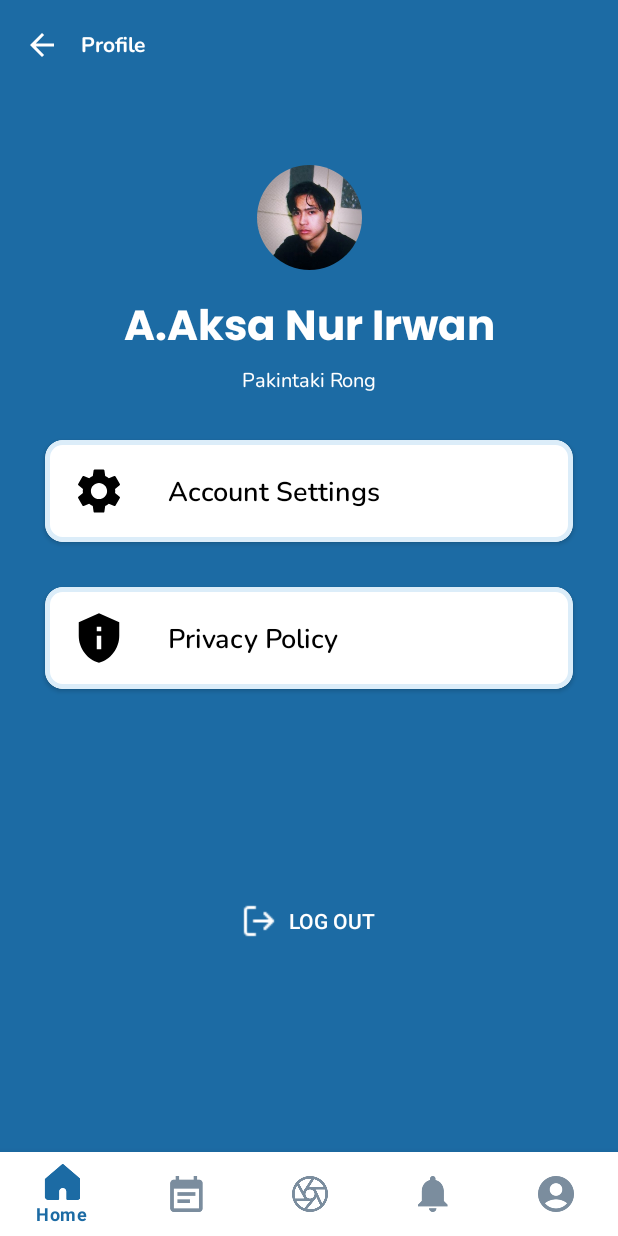
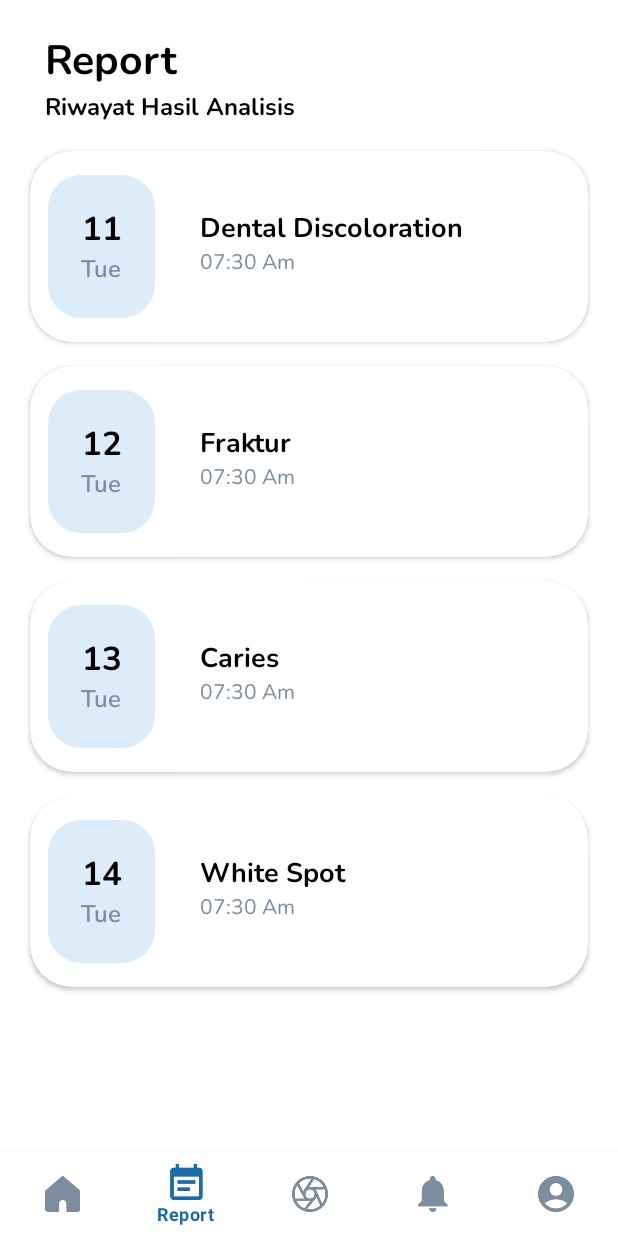
Before and after one commit to HaiDentist/MobileDevelopment, an Android app: the fragment ProfileFragment placed in its activity, item 2 of the bottom bar chosen, on a phone screen of 412 x 824 dp. Run offline under Robolectric (Android 15) with nearby library versions, the phone set to English and light mode, and no system bars.

Commit message:
Menambahkan Menu Report ( Riwayat Hasil Analisis)

```diff
--- a/app/src/main/java/com/dicoding/picodiploma/haidentist/MainActivity.kt
+++ b/app/src/main/java/com/dicoding/picodiploma/haidentist/MainActivity.kt
@@ -7,6 +7,7 @@ import com.dicoding.picodiploma.haidentist.databinding.ActivityMainBinding
 import com.dicoding.picodiploma.haidentist.ui.camera.upload.UploadFragment
 import com.dicoding.picodiploma.haidentist.ui.home.HomeFragment
 import com.dicoding.picodiploma.haidentist.ui.profile.ProfileFragment
+import com.dicoding.picodiploma.haidentist.ui.report.ReportFragment
 import com.google.android.material.bottomnavigation.BottomNavigationView
 import com.google.android.material.navigation.NavigationBarView
 
@@ -34,6 +35,9 @@ class MainActivity : AppCompatActivity() {
                         loadFragment(UploadFragment())
 
                     }
+                    R.id.messageFragment -> {
+                        loadFragment(ReportFragment())
+                    }
                 }
         }
 
@@ -53,6 +57,10 @@ class MainActivity : AppCompatActivity() {
                     loadFragment(ProfileFragment())
                     return@setOnItemSelectedListener true
                 }
+                R.id.messageFragment -> {
+                    loadFragment(ReportFragment())
+                    return@setOnItemSelectedListener true
+                }
                 else -> {
                     false
                 }
--- /dev/null
+++ b/app/src/main/java/com/dicoding/picodiploma/haidentist/ui/report/ReportAdapter.kt
@@ -0,0 +1,59 @@
+package com.dicoding.picodiploma.haidentist.ui.report
+
+import android.view.LayoutInflater
+import android.view.View
+import android.view.ViewGroup
+import android.widget.TextView
+import androidx.recyclerview.widget.RecyclerView
+import com.dicoding.picodiploma.haidentist.R
+
+class ReportAdapter: RecyclerView.Adapter<ReportAdapter.ViewHolder>() {
+
+
+    private val tanggal = arrayOf(
+        11,
+        12,
+        13,
+        14
+    )
+
+    private val judul = arrayOf(
+        "Dental Discoloration",
+        "Fraktur",
+        "Caries",
+        "White Spot"
+    )
+
+    inner class ViewHolder(view: View) : RecyclerView.ViewHolder(view) {
+            val tanggal:TextView = view.findViewById(R.id.tanggal_report)
+            val judul:TextView = view.findViewById(R.id.title_report)
+            val hari:TextView = view.findViewById(R.id.hari_report)
+            val time:TextView = view.findViewById(R.id.waktu_report)
+    }
+
+    override fun onCreateViewHolder(parent: ViewGroup, viewType: Int) :ReportAdapter.ViewHolder =  ViewHolder(
+        LayoutInflater.from(parent.context).inflate(R.layout.item_row_report, parent, false)
+    )
+
+    override fun onBindViewHolder(holder: ReportAdapter.ViewHolder, position: Int) {
+       holder.tanggal.text = tanggal[position].toString()
+        holder.judul.text = judul[position]
+    }
+
+    override fun getItemCount(): Int = tanggal.size
+}
+//
+//inner class ViewHolder(view: View) : RecyclerView.ViewHolder(view) {
+//    val hourItem: TextView = view.findViewById(R.id.hour)
+//}
+//
+//override fun onCreateViewHolder(parent: ViewGroup, viewType: Int): HourAdapter.ViewHolder =
+//    ViewHolder(
+//        LayoutInflater.from(parent.context).inflate(R.layout.item_row_hour, parent, false)
+//    )
+//
+//override fun onBindViewHolder(holder: HourAdapter.ViewHolder, position: Int) {
+//    holder.hourItem.text = jam[position]
+//}
+//
+//override fun getItemCount(): Int = jam.size
--- /dev/null
+++ b/app/src/main/java/com/dicoding/picodiploma/haidentist/ui/report/ReportFragment.kt
@@ -0,0 +1,49 @@
+package com.dicoding.picodiploma.haidentist.ui.report
+
+import android.os.Bundle
+import androidx.fragment.app.Fragment
+import android.view.LayoutInflater
+import android.view.View
+import android.view.ViewGroup
+import androidx.recyclerview.widget.LinearLayoutManager
+import androidx.recyclerview.widget.RecyclerView
+import com.dicoding.picodiploma.haidentist.R
+import com.dicoding.picodiploma.haidentist.ui.home.HomeAdapter
+
+
+class ReportFragment : Fragment() {
+
+    private var layoutManager: RecyclerView.LayoutManager? = null
+    private var adapter: RecyclerView.Adapter<ReportAdapter.ViewHolder>? = null
+
+
+    override fun onCreate(savedInstanceState: Bundle?) {
+        super.onCreate(savedInstanceState)
+
+
+
+    }
+
+    override fun onCreateView(
+        inflater: LayoutInflater, container: ViewGroup?,
+        savedInstanceState: Bundle?
+    ): View? {
+
+        // Inflate the layout for this fragment
+        return inflater.inflate(R.layout.fragment_report, container, false)
+
+
+    }
+
+
+
+    override fun onActivityCreated(savedInstanceState: Bundle?) {
+        super.onActivityCreated(savedInstanceState)
+        view?.findViewById<RecyclerView>(R.id.rv_report)?.apply {
+            this.layoutManager = LinearLayoutManager(activity, RecyclerView.VERTICAL,false)
+            LinearLayoutManager.VERTICAL
+            adapter = ReportAdapter()
+        }
+    }
+
+}
--- a/app/src/main/res/layout/activity_gallery.xml
+++ b/app/src/main/res/layout/activity_gallery.xml
@@ -171,11 +171,12 @@
 
                 <ImageView
                     android:id="@+id/gambar_upload"
-                    android:layout_width="300dp"
+                    android:layout_width="match_parent"
                     android:layout_height="200dp"
                     android:src="@drawable/ic_baseline_insert_photo_24"
                     app:layout_constraintTop_toBottomOf="@+id/landing"
                     app:layout_constraintEnd_toEndOf="parent"
+                    android:scaleType="centerCrop"
                     app:layout_constraintStart_toStartOf="parent"
                     app:layout_constraintBottom_toBottomOf="parent">
                 </ImageView>
@@ -208,7 +209,7 @@
             android:layout_height="wrap_content"
             android:layout_margin="8dp"
             android:layout_weight="1"
-            android:text="@string/insert" />
+            android:text="@string/re_insert" />
 
         <Button
             android:id="@+id/check"
--- a/app/src/main/res/layout/fragment_home.xml
+++ b/app/src/main/res/layout/fragment_home.xml
@@ -14,6 +14,8 @@
         android:layout_marginEnd="164dp"
         android:fontFamily="@font/nunito_semibold"
         android:text="Hello"
+        android:textColor="@color/black"
+
         android:textSize="16sp"
         app:layout_constraintBottom_toTopOf="@+id/username"
         app:layout_constraintEnd_toEndOf="@+id/username"
@@ -44,6 +46,7 @@
         android:fontFamily="@font/nunito_bold"
         android:text="A.Aksa Nur Irwan"
         android:textSize="27sp"
+        android:textColor="@color/black"
         app:layout_constraintEnd_toStartOf="@+id/imageView2"
         app:layout_constraintHorizontal_bias="0.484"
         app:layout_constraintStart_toStartOf="parent"
@@ -84,6 +87,7 @@
                 android:layout_marginTop="28dp"
                 android:fontFamily="@font/nunito_bold"
                 android:lines="2"
+                android:textColor="@color/black"
                 android:text="@string/periksa_gigimu_nsekarang"
                 android:textSize="20sp"
                 app:layout_constraintEnd_toStartOf="@+id/imageView3"
--- a/app/src/main/res/layout/fragment_profile.xml
+++ b/app/src/main/res/layout/fragment_profile.xml
@@ -11,6 +11,7 @@
         android:id="@+id/toolbar"
         android:layout_width="match_parent"
         android:layout_height="60dp"
+        android:layout_marginTop="10dp"
         app:layout_constraintEnd_toEndOf="parent"
         app:layout_constraintHorizontal_bias="0.0"
         app:layout_constraintStart_toStartOf="parent"
--- /dev/null
+++ b/app/src/main/res/layout/fragment_report.xml
@@ -0,0 +1,56 @@
+<?xml version="1.0" encoding="utf-8"?>
+<androidx.constraintlayout.widget.ConstraintLayout xmlns:android="http://schemas.android.com/apk/res/android"
+    xmlns:tools="http://schemas.android.com/tools"
+    xmlns:app="http://schemas.android.com/apk/res-auto"
+    android:layout_width="match_parent"
+    android:layout_height="match_parent"
+    tools:context=".ui.report.ReportFragment"
+    android:layout_gravity="center">
+
+    <androidx.appcompat.widget.Toolbar
+        android:id="@+id/toolbar"
+        android:layout_width="match_parent"
+        android:layout_height="40dp"
+        android:layout_marginTop="20dp"
+        app:layout_constraintEnd_toEndOf="parent"
+        app:layout_constraintHorizontal_bias="0.0"
+        app:layout_constraintStart_toStartOf="parent"
+        app:layout_constraintTop_toTopOf="parent">
+
+        <TextView
+            android:layout_width="wrap_content"
+            android:layout_height="wrap_content"
+            android:layout_marginStart="30dp"
+            android:fontFamily="@font/nunito_bold"
+            android:text="@string/report"
+            android:textSize="27sp"
+            android:textColor="@color/black">
+        </TextView>
+
+    </androidx.appcompat.widget.Toolbar>
+
+    <TextView
+        android:id="@+id/latest"
+        android:layout_width="match_parent"
+        android:layout_height="wrap_content"
+        android:text="Riwayat Hasil Analisis"
+        android:layout_marginStart="30dp"
+        android:textSize="16sp"
+        android:textColor="@color/black"
+        android:fontFamily="@font/nunito_bold"
+        app:layout_constraintTop_toBottomOf="@+id/toolbar">
+
+    </TextView>
+
+    <androidx.recyclerview.widget.RecyclerView
+        android:id="@+id/rv_report"
+        android:layout_width="match_parent"
+        android:layout_marginTop="10dp"
+        android:layout_height="wrap_content"
+        app:layout_constraintBottom_toBottomOf="parent"
+        app:layout_constraintTop_toBottomOf="@+id/latest"
+        app:layout_constraintVertical_bias="0.0">
+    </androidx.recyclerview.widget.RecyclerView>
+
+
+</androidx.constraintlayout.widget.ConstraintLayout>
--- /dev/null
+++ b/app/src/main/res/layout/item_row_report.xml
@@ -0,0 +1,127 @@
+<?xml version="1.0" encoding="utf-8"?>
+<androidx.cardview.widget.CardView xmlns:android="http://schemas.android.com/apk/res/android"
+    xmlns:card_view="http://schemas.android.com/apk/res-auto"
+    android:id="@+id/card_view"
+    android:layout_width="match_parent"
+    android:layout_height="wrap_content"
+    android:layout_gravity="center"
+    android:layout_marginHorizontal="20dp"
+    android:layout_marginVertical="8dp"
+    card_view:cardCornerRadius="28dp"
+    android:foreground="?android:attr/selectableItemBackground"
+    android:clickable="true"
+    android:focusable="true">
+
+    <androidx.constraintlayout.widget.ConstraintLayout
+        android:layout_width="match_parent"
+        android:layout_height="match_parent"
+        android:layout_marginVertical="8dp"
+
+        android:layout_marginStart="4dp"
+        android:padding="8dp">
+
+        <ImageView
+            android:layout_width="20dp"
+            android:layout_height="20dp"
+            android:layout_marginEnd="16dp"
+            android:src="@drawable/ic_more"
+            card_view:layout_constraintBottom_toBottomOf="parent"
+            card_view:layout_constraintEnd_toEndOf="parent"
+            card_view:layout_constraintTop_toTopOf="parent"
+            card_view:layout_constraintVertical_bias="0.021">
+
+        </ImageView>
+
+        <androidx.cardview.widget.CardView
+            android:id="@+id/cardView"
+            android:layout_width="wrap_content"
+            android:layout_height="wrap_content"
+            card_view:cardCornerRadius="22dp"
+            card_view:cardElevation="0dp"
+
+            card_view:layout_constraintBottom_toBottomOf="parent"
+            card_view:layout_constraintStart_toStartOf="parent"
+            card_view:layout_constraintTop_toTopOf="parent">
+
+            <androidx.constraintlayout.widget.ConstraintLayout
+                android:layout_width="71dp"
+                android:background="@color/blue_white"
+                android:layout_height="95dp">
+
+
+
+                <TextView
+                    android:id="@+id/tanggal_report"
+                    android:layout_width="wrap_content"
+                    android:layout_height="wrap_content"
+                    android:layout_marginStart="5dp"
+                    android:layout_marginTop="20dp"
+                    android:layout_marginEnd="5dp"
+                    android:fontFamily="@font/nunito_bold"
+                    android:text="@string/_12"
+                    android:textColor="@color/black"
+                    android:textSize="22sp"
+                    card_view:layout_constraintEnd_toEndOf="parent"
+                    card_view:layout_constraintStart_toStartOf="parent"
+                    card_view:layout_constraintTop_toTopOf="parent">
+
+                </TextView>
+
+                <TextView
+                    android:id="@+id/hari_report"
+                    android:layout_width="wrap_content"
+                    android:layout_height="wrap_content"
+                    android:layout_marginStart="9dp"
+                    android:layout_marginEnd="9dp"
+                    android:fontFamily="@font/nunito_semibold"
+                    android:text="@string/tue"
+                    android:textColor="@color/gray"
+                    android:textSize="16sp"
+                    card_view:layout_constraintBottom_toBottomOf="parent"
+                    card_view:layout_constraintEnd_toEndOf="parent"
+                    card_view:layout_constraintStart_toStartOf="parent"
+                    card_view:layout_constraintTop_toBottomOf="@+id/tanggal_report"
+                    card_view:layout_constraintVertical_bias="0.0">
+
+                </TextView>
+
+            </androidx.constraintlayout.widget.ConstraintLayout>
+
+
+        </androidx.cardview.widget.CardView>
+
+        <TextView
+            android:id="@+id/waktu_report"
+            android:layout_width="0dp"
+            android:layout_height="wrap_content"
+            android:fontFamily="@font/nunito_regular"
+            android:text="@string/_07_30_am"
+            android:textColor="@color/gray"
+            android:textSize="14sp"
+            card_view:layout_constraintEnd_toEndOf="parent"
+
+            card_view:layout_constraintStart_toStartOf="@+id/title_report"
+            card_view:layout_constraintTop_toBottomOf="@id/title_report" />
+
+        <TextView
+            android:id="@+id/title_report"
+            android:layout_width="0dp"
+            android:layout_height="wrap_content"
+
+            android:layout_marginHorizontal="10dp"
+            android:layout_marginBottom="25dp"
+            android:fontFamily="@font/nunito_bold"
+            android:text="hjjhjh"
+            android:textAlignment="textStart"
+            android:layout_marginStart="30dp"
+            android:textColor="@color/black"
+            android:textSize="18sp"
+            card_view:layout_constraintBottom_toBottomOf="parent"
+            card_view:layout_constraintEnd_toEndOf="parent"
+            card_view:layout_constraintStart_toEndOf="@+id/cardView"
+            card_view:layout_constraintTop_toTopOf="parent" />
+
+
+    </androidx.constraintlayout.widget.ConstraintLayout>
+
+</androidx.cardview.widget.CardView>
--- a/app/src/main/res/menu/bottom_nav_menu.xml
+++ b/app/src/main/res/menu/bottom_nav_menu.xml
@@ -6,18 +6,22 @@
         android:id="@+id/homeFragment"
         android:icon="@drawable/ic_home"
         android:title="Home" />
+
     <item
         android:id="@+id/messageFragment"
         android:icon="@drawable/ic_schdule"
-        android:title="Message" />
+        android:title="Report" />
+
     <item
         android:id="@+id/cameraResultActivity"
         android:icon="@drawable/ic_camera"
         android:title="Camera" />
+
     <item
         android:id="@+id/informationFragment"
         android:icon="@drawable/ic_notif"
         android:title="Information" />
+
     <item
         android:id="@+id/profileFragment"
         android:icon="@drawable/ic_akunn"
--- a/app/src/main/res/values/strings.xml
+++ b/app/src/main/res/values/strings.xml
@@ -38,4 +38,11 @@
     <string name="about">About</string>
     <string name="rekomendasi_klinik_terdekat">Rekomendasi Klinik Terdekat</string>
     <string name="insert">Insert</string>
+    <string name="re_insert">Re-Insert</string>
+    <string name="dapat_menyebabkan">Dapat Menyebabkan :</string>
+    <string name="_12">12</string>
+    <string name="tue">Tue</string>
+    <string name="_07_30_am">07:30 Am</string>
+    <string name="dental_discoloration">Dental Discoloration</string>
+    <string name="report">Report</string>
 </resources>
```
Also changed, not shown: app/src/main/java/com/dicoding/picodiploma/haidentist/ui/analisis/AnalisisActivity.kt (+29 -6 lines), app/src/main/java/com/dicoding/picodiploma/haidentist/ui/analisis/AnalisisAdapter.kt (+11 -2 lines), app/src/main/java/com/dicoding/picodiploma/haidentist/ui/camera/gallery/GalleryActivity.kt (+10 -4 lines), app/src/main/java/com/dicoding/picodiploma/haidentist/ui/notification/NotificationFragment.kt (added, +60 -0 lines), app/src/main/res/layout/activity_analisis.xml (+33 -15 lines), app/src/main/res/layout/fragment_notification.xml (added, +14 -0 lines).
